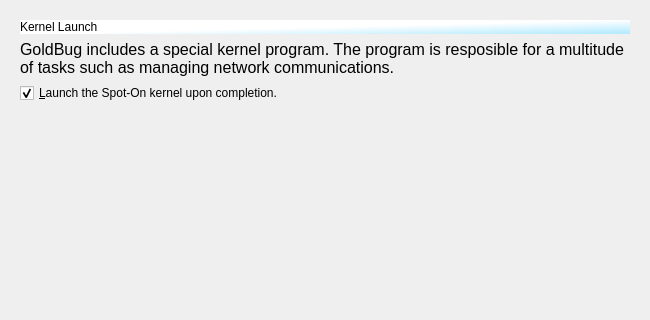
The window that branches/trunk/GoldBug-UI/spot-on-wizard.ui (textbrowser/spot-on) describes before a commit, drawn with Qt 5; both pictures show x 0 to 650 and y 0 to 320 of the 650 by 550 pixel window.
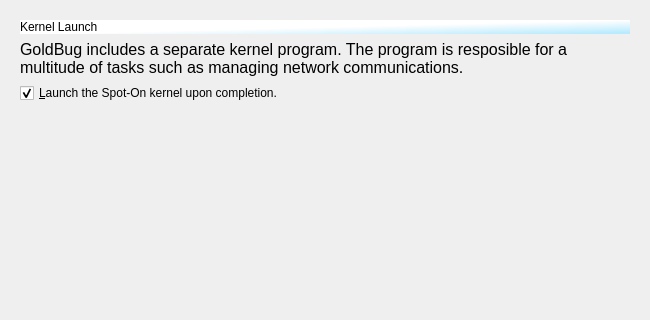
The same window after the commit. The open tabs and pages were chosen to show the change. Icons and pictures are not drawn.

Commit message: Separate instead of special. Titles.

What changed in the file:
```diff
--- a/branches/trunk/GoldBug-UI/spot-on-wizard.ui
+++ b/branches/trunk/GoldBug-UI/spot-on-wizard.ui
@@ -386,7 +386,7 @@
             </font>
            </property>
            <property name="text">
-            <string>&lt;html&gt;&lt;head/&gt;&lt;body&gt;&lt;p&gt;GoldBug includes a special kernel program. The program is resposible for a multitude of tasks such as managing network communications.&lt;/p&gt;&lt;/body&gt;&lt;/html&gt;</string>
+            <string>&lt;html&gt;&lt;head/&gt;&lt;body&gt;&lt;p&gt;GoldBug includes a separate kernel program. The program is resposible for a multitude of tasks such as managing network communications.&lt;/p&gt;&lt;/body&gt;&lt;/html&gt;</string>
            </property>
            <property name="wordWrap">
             <bool>true</bool>
```
Left out of the diff: 2 changed lines with no effect on the pictures. The commit also changes 1 other file.
